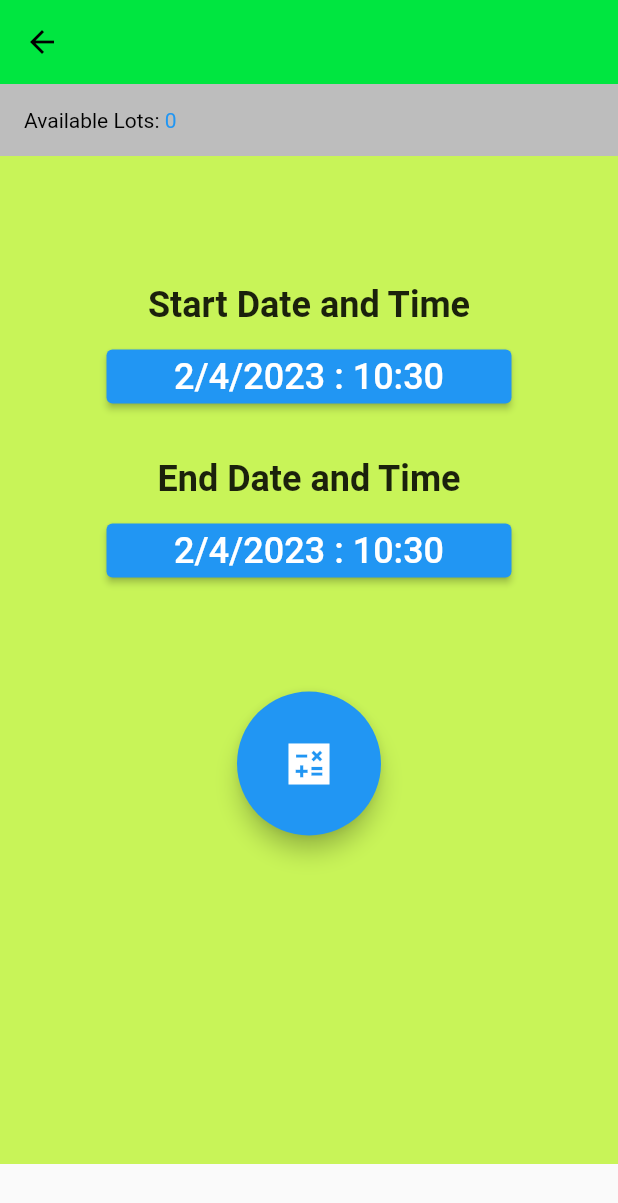
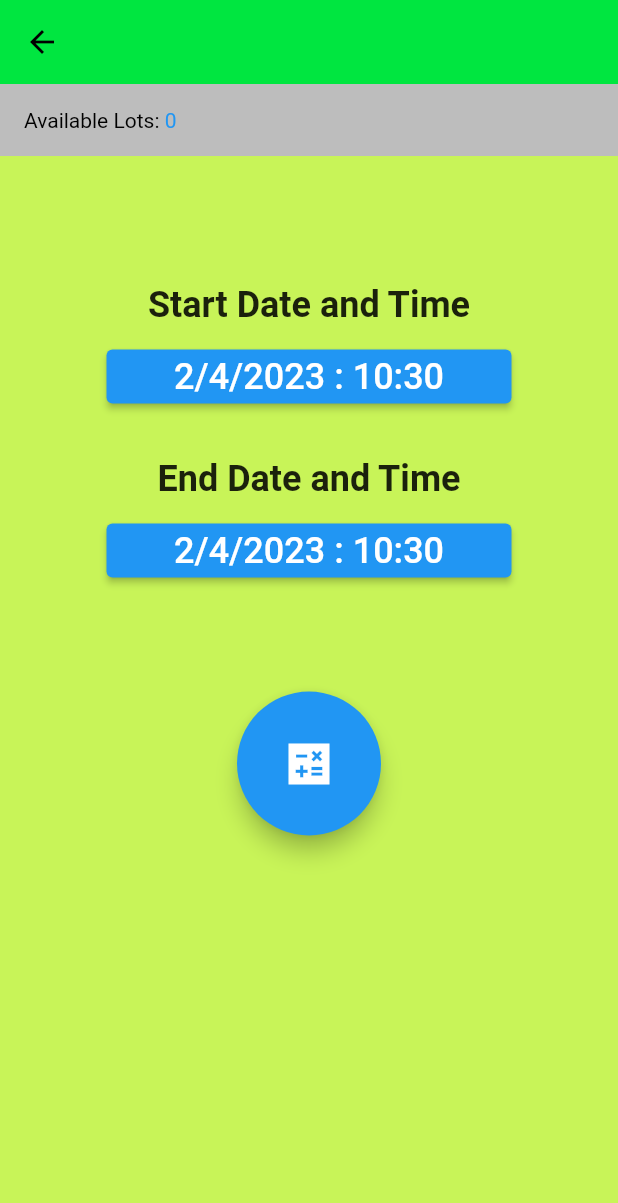
Before and after one commit to BoonHianLim/SC3040-ParkAssist, a Flutter app: the CalculatorInterface screen opened directly, on a phone screen of 412 x 824 dp. Shown: the top 1203 px of the screen. Run offline on Flutter 3.47's test engine with Material 2 defaults, Android fonts, the phone set to English and light mode, and no system bars; our stand-ins replace geolocator, google_maps_flutter, permission_handler; network calls fail; statements that could not run were skipped.

Commit message:
scaffold colour change

```diff
--- a/lib/boundary/calculator_interface.dart
+++ b/lib/boundary/calculator_interface.dart
@@ -20,6 +20,7 @@ class _CalculatorInterfaceState extends State<CalculatorInterface> {
   Widget build(BuildContext context) {
     return Scaffold(
       resizeToAvoidBottomInset: false,
+      backgroundColor: const Color.fromARGB(255, 200, 244, 88),
       appBar: AppBar(
         centerTitle: true,
         title: FittedBox(
```
